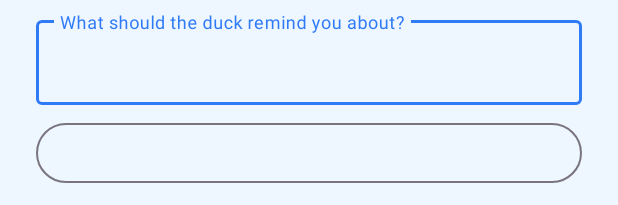
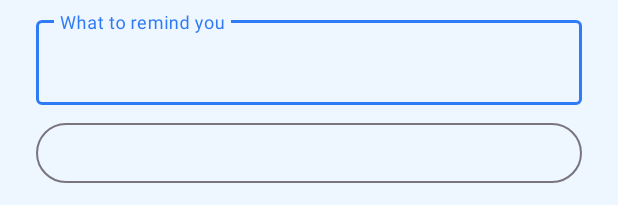
Before and after one commit to magnunopus7-cyber/reminder-ducky, an Android app: the layout dialog_add.xml on its own in the app's theme, with its tools: preview values and no code run, on a phone screen of 412 x 824 dp. Shown: the top 205 px of the screen. Run offline under Robolectric (Android 15) with nearby library versions, the phone set to English and light mode, and no system bars.

Commit message:
Shorter reminder hint so it fits
Co-Authored-By: Claude Opus 5.5 (1M context) <noreply@anthropic.com>
Claude-Session: https://claude.ai/code/session_01RVCFduhiL9S1EcWF7mL4qc

```diff
--- a/app/src/main/res/values/strings.xml
+++ b/app/src/main/res/values/strings.xml
@@ -9,7 +9,7 @@
     <string name="your_reminders">Your reminders</string>
     <string name="add">\+ Add</string>
     <string name="empty">No reminders yet. Tap + Add, or tap the floating Ducky any time.</string>
-    <string name="hint_text">What should the duck remind you about?</string>
+    <string name="hint_text">What to remind you</string>
     <string name="try_it">Try it: remind me in 1 minute</string>
     <string name="skins_title">Collectible Ducky skins</string>
     <string name="skins_sub">Choose your favourite look, or collect them all!</string>
```
Also changed, not shown: 1 other file.
